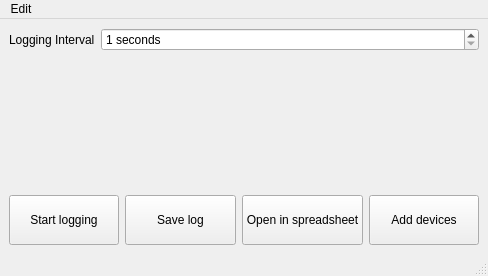
This is MeasurementValueLogging/ui_data/mainWindow.ui in leezu/MeasurementValueLogging as Qt 5 draws it before an edit. The edited form follows.
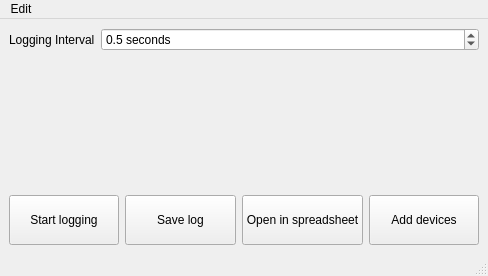
This is the edited form.

Commit message: Use more precise interval selector

The edit to the form file:
```diff
--- a/MeasurementValueLogging/ui_data/mainWindow.ui
+++ b/MeasurementValueLogging/ui_data/mainWindow.ui
@@ -25,21 +25,27 @@
        </widget>
       </item>
       <item row="0" column="1">
-       <widget class="QSpinBox" name="loggingInterval">
-        <property name="suffix">
-         <string> seconds</string>
-        </property>
+       <widget class="QDoubleSpinBox" name="loggingInterval">
         <property name="prefix">
          <string/>
         </property>
+        <property name="suffix">
+         <string> seconds</string>
+        </property>
+        <property name="decimals">
+         <number>1</number>
+        </property>
         <property name="minimum">
-         <number>1</number>
+         <double>0.100000000000000</double>
         </property>
         <property name="maximum">
-         <number>100000</number>
+         <double>86400.000000000000000</double>
+        </property>
+        <property name="singleStep">
+         <double>0.100000000000000</double>
         </property>
         <property name="value">
-         <number>1</number>
+         <double>0.500000000000000</double>
         </property>
        </widget>
       </item>
```
The commit also changes 1 other file.
